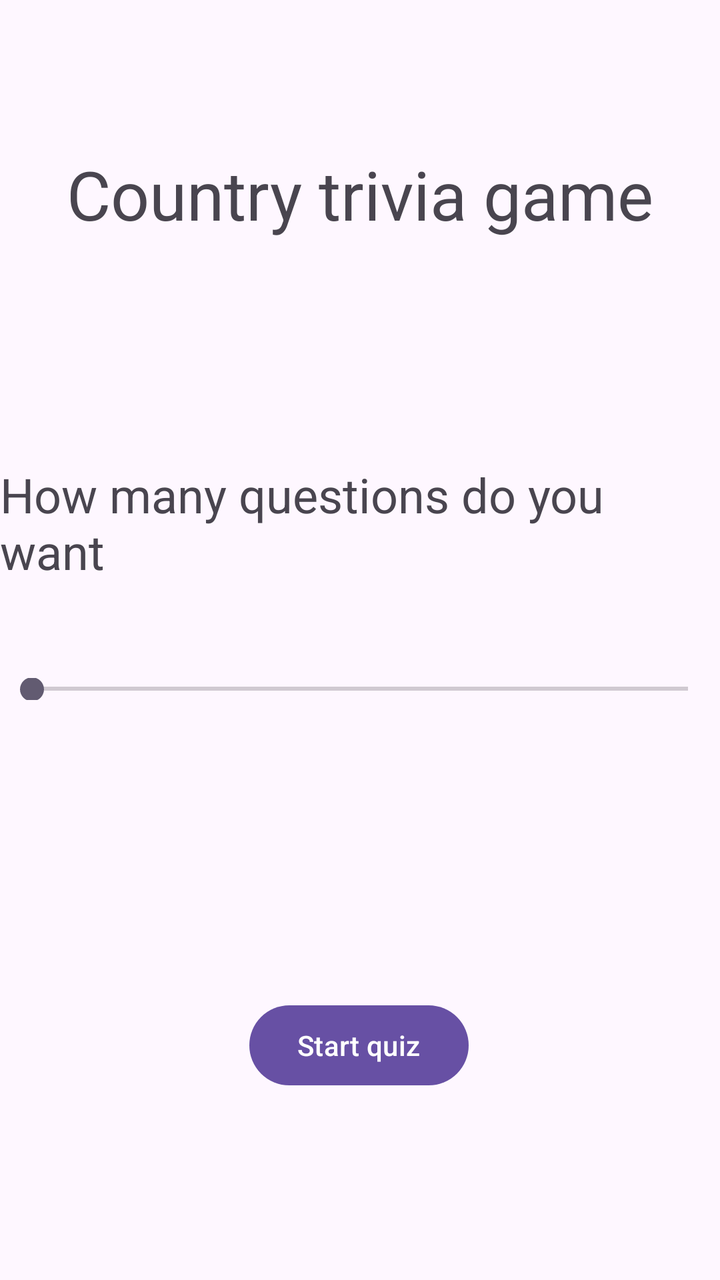
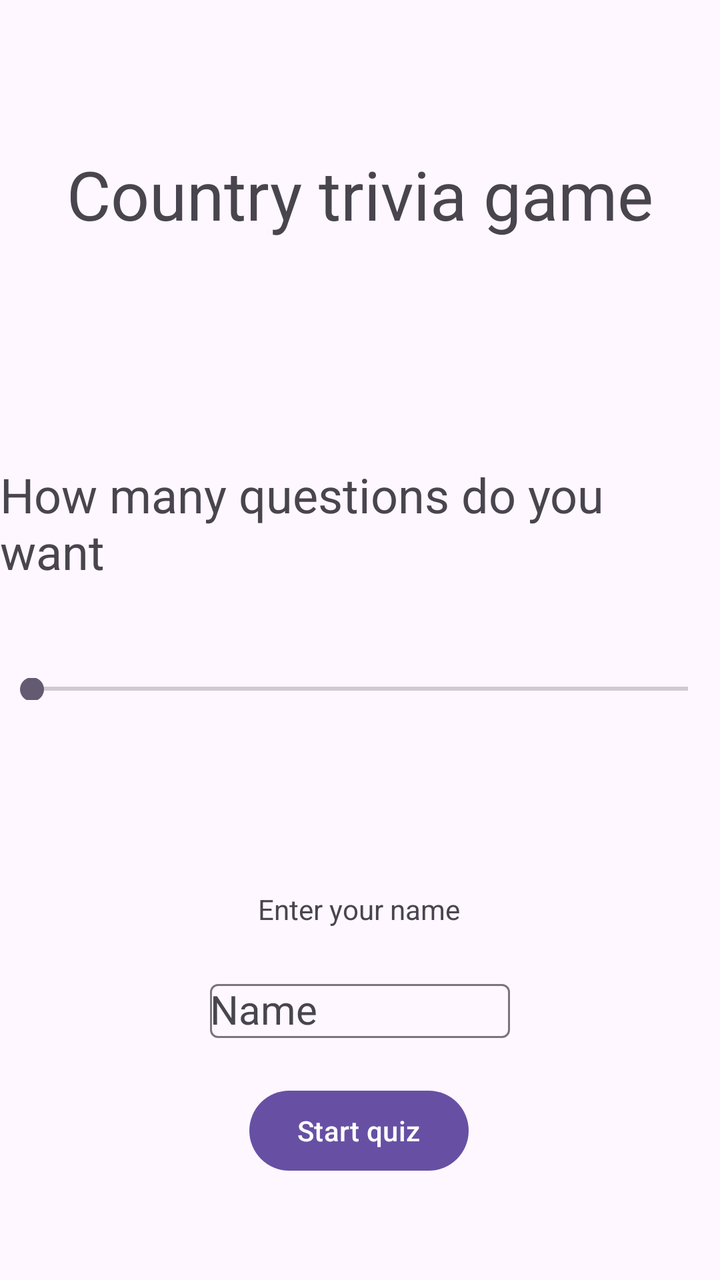

Screens rendered from an Android XML layout before and after an edit, with the pre-edit source and the edit as a unified diff.
<!-- AndroidManifest.xml: application theme Theme.CountriesQuiz -->
<!-- res/layout/activity_main.xml -->
<?xml version="1.0" encoding="utf-8"?>
<androidx.constraintlayout.widget.ConstraintLayout xmlns:android="http://schemas.android.com/apk/res/android"
    xmlns:app="http://schemas.android.com/apk/res-auto"
    xmlns:tools="http://schemas.android.com/tools"
    android:id="@+id/main"
    android:layout_width="match_parent"
    android:layout_height="match_parent"
    tools:context=".MainActivity">

    <TextView
        android:id="@+id/textView"
        android:layout_width="wrap_content"
        android:layout_height="wrap_content"
        android:text="@string/header"
        android:textSize="34sp"
        app:layout_constraintBottom_toBottomOf="parent"
        app:layout_constraintEnd_toEndOf="parent"
        app:layout_constraintHorizontal_bias="0.498"
        app:layout_constraintStart_toStartOf="parent"
        app:layout_constraintTop_toTopOf="parent"
        app:layout_constraintVertical_bias="0.125" />

    <TextView
        android:id="@+id/textView2"
        android:layout_width="wrap_content"
        android:layout_height="wrap_content"
        android:text="@string/question_number"
        android:textSize="24sp"
        app:layout_constraintBottom_toBottomOf="parent"
        app:layout_constraintEnd_toEndOf="parent"
        app:layout_constraintHorizontal_bias="0.498"
        app:layout_constraintStart_toStartOf="parent"
        app:layout_constraintTop_toBottomOf="@+id/textView"
        app:layout_constraintVertical_bias="0.242" />

    <Button
        android:id="@+id/startButton"
        android:layout_width="wrap_content"
        android:layout_height="wrap_content"
        android:text="@string/start_button_text"
        app:layout_constraintBottom_toBottomOf="parent"
        app:layout_constraintEnd_toEndOf="parent"
        app:layout_constraintHorizontal_bias="0.498"
        app:layout_constraintStart_toStartOf="parent"
        app:layout_constraintTop_toBottomOf="@+id/progressView"
        app:layout_constraintVertical_bias="0.502" />

    <TextView
        android:id="@+id/progressView"
        android:layout_width="wrap_content"
        android:layout_height="wrap_content"
        android:text="@string/start_button_text"
        android:visibility="invisible"
        app:layout_constraintBottom_toBottomOf="parent"
        app:layout_constraintEnd_toEndOf="parent"
        app:layout_constraintHorizontal_bias="0.498"
        app:layout_constraintStart_toStartOf="parent"
        app:layout_constraintTop_toBottomOf="@+id/questionsSeekBar"
        app:layout_constraintVertical_bias="0.131" />

    <SeekBar
        android:id="@+id/questionsSeekBar"
        android:layout_width="match_parent"
        android:layout_height="11dp"
        android:max="10"
        app:layout_constraintBottom_toBottomOf="parent"
        app:layout_constraintEnd_toEndOf="parent"
        app:layout_constraintHorizontal_bias="0.529"
        app:layout_constraintStart_toStartOf="parent"
        app:layout_constraintTop_toBottomOf="@+id/textView2"
        app:layout_constraintVertical_bias="0.14" />
</androidx.constraintlayout.widget.ConstraintLayout>
<!-- resources referenced by this layout -->
<resources>
  <string name="header">Country trivia game</string>
  <string name="question_number">How many questions do you want</string>
  <string name="start_button_text">Start quiz</string>
  <style name="Theme.CountriesQuiz" parent="Base.Theme.CountriesQuiz" />
  <style name="Base.Theme.CountriesQuiz" parent="Theme.Material3.DayNight.NoActionBar">
          
          
      </style>
</resources>

<!-- the commit's change to res/layout/activity_main.xml (unified diff, before → after) -->
@@ -5,6 +5,7 @@
     android:id="@+id/main"
     android:layout_width="match_parent"
     android:layout_height="match_parent"
+    android:backgroundTint="@color/white"
     tools:context=".MainActivity">
 
     <TextView
@@ -38,12 +39,13 @@
         android:layout_width="wrap_content"
         android:layout_height="wrap_content"
         android:text="@string/start_button_text"
+        android:visibility="visible"
         app:layout_constraintBottom_toBottomOf="parent"
         app:layout_constraintEnd_toEndOf="parent"
         app:layout_constraintHorizontal_bias="0.498"
         app:layout_constraintStart_toStartOf="parent"
         app:layout_constraintTop_toBottomOf="@+id/progressView"
-        app:layout_constraintVertical_bias="0.502" />
+        app:layout_constraintVertical_bias="0.73" />
 
     <TextView
         android:id="@+id/progressView"
@@ -69,4 +71,33 @@
         app:layout_constraintStart_toStartOf="parent"
         app:layout_constraintTop_toBottomOf="@+id/textView2"
         app:layout_constraintVertical_bias="0.14" />
+
+    <TextView
+        android:id="@+id/textView4"
+        android:layout_width="wrap_content"
+        android:layout_height="wrap_content"
+        android:text="@string/enter_your_name"
+        app:layout_constraintBottom_toTopOf="@+id/startButton"
+        app:layout_constraintEnd_toEndOf="parent"
+        app:layout_constraintHorizontal_bias="0.498"
+        app:layout_constraintStart_toStartOf="parent"
+        app:layout_constraintTop_toBottomOf="@+id/progressView"
+        app:layout_constraintVertical_bias="0.343" />
+
+    <com.google.android.material.textfield.TextInputLayout
+        android:layout_width="wrap_content"
+        android:layout_height="wrap_content"
+        app:layout_constraintBottom_toTopOf="@+id/startButton"
+        app:layout_constraintEnd_toEndOf="parent"
+        app:layout_constraintStart_toStartOf="parent"
+        app:layout_constraintTop_toBottomOf="@+id/textView4">
+
+        <androidx.appcompat.widget.AppCompatAutoCompleteTextView
+            android:id="@+id/nameField"
+            android:layout_width="wrap_content"
+            android:layout_height="wrap_content"
+            android:hint="@string/name"
+            android:minWidth="150dp"
+            android:textSize="20sp" />
+    </com.google.android.material.textfield.TextInputLayout>
 </androidx.constraintlayout.widget.ConstraintLayout>
<!-- resource entries referenced after the edit -->
@@ -1,12 +1,14 @@
 <!-- resources referenced by this layout -->
 <resources>
+  <color name="white">#FFFFFFFF</color>
+  <string name="enter_your_name">Enter your name</string>
   <string name="header">Country trivia game</string>
+  <string name="name">Name</string>
   <string name="question_number">How many questions do you want</string>
   <string name="start_button_text">Start quiz</string>
   <style name="Theme.CountriesQuiz" parent="Base.Theme.CountriesQuiz" />
   <style name="Base.Theme.CountriesQuiz" parent="Theme.Material3.DayNight.NoActionBar">
           
-          
       </style>
 </resources>
 
